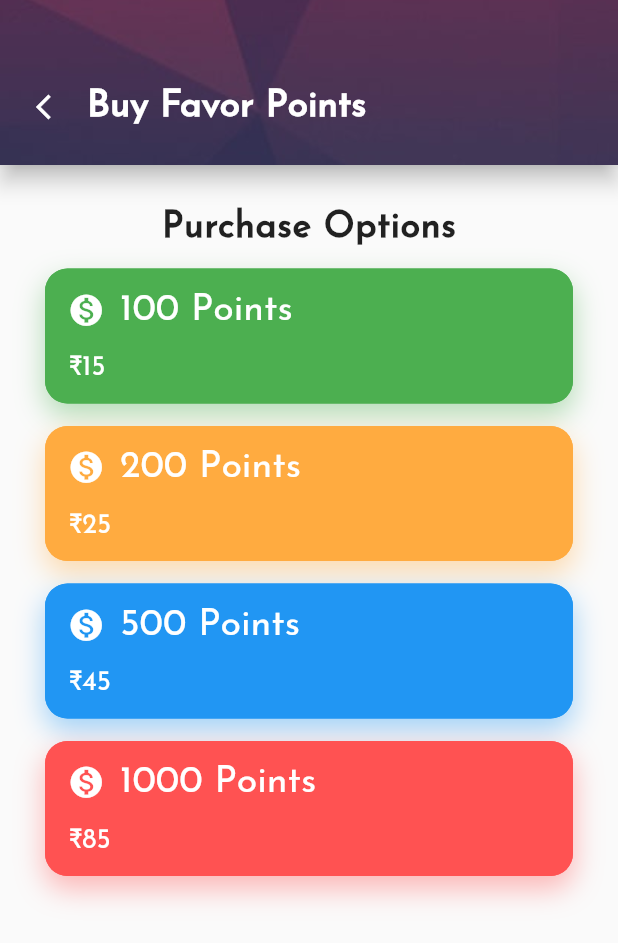
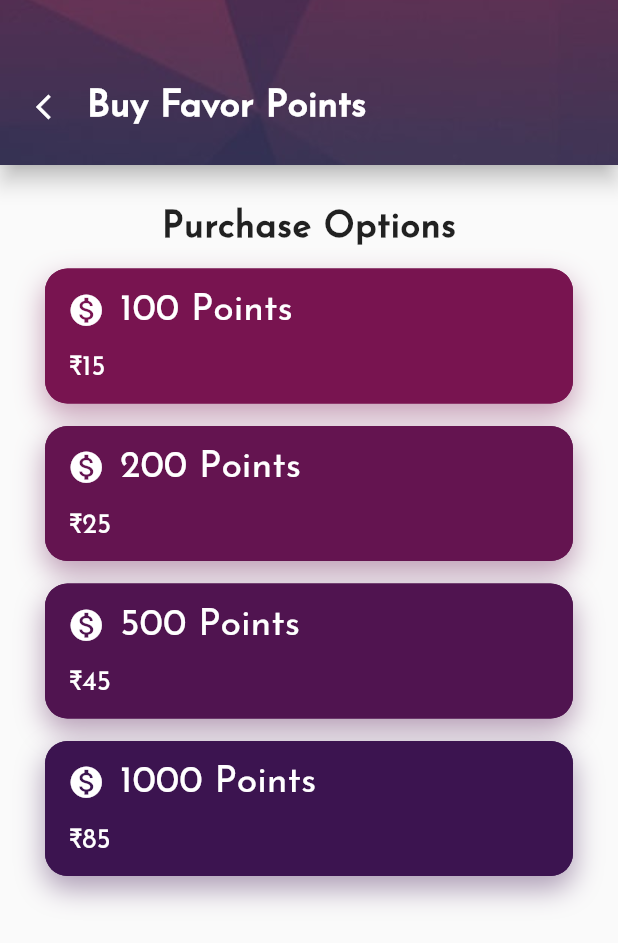
Before and after one commit to NamanShergill/favent, a Flutter app: the buypoints screen opened by its route, on a phone screen of 412 x 824 dp. Shown: the top 943 px of the screen. Run offline on Flutter 3.47's test engine with Material 2 defaults, Android fonts, the phone set to English and light mode, and no system bars; our stand-ins replace bubble_bottom_bar.

Commit message:
Fixed color pallete of a few pages

```diff
--- a/lib/pages/inapp_purchases/iap_favent.dart
+++ b/lib/pages/inapp_purchases/iap_favent.dart
@@ -1,5 +1,4 @@
 import 'package:flutter/material.dart';
-
 import 'package:flutter/material.dart';
 import 'package:favent/src/utils/screen_size.dart';
 import 'package:favent/Theme/colors.dart';
@@ -109,10 +108,10 @@ class _buypointsState extends State<buypoints> {
                     children: <Widget>[
                       Column(
                         children: <Widget>[
-                          colorCard('100 Points', '₹15','', context, Colors.green),
-                          colorCard('200 Points', '₹25','', context, Colors.orangeAccent),
-                          colorCard('500 Points', '₹45', '' , context, Colors.blue),
-                          colorCard('1000 Points', '₹85','', context, Colors.redAccent),
+                          colorCard('100 Points', '₹15','', context, theme2.shade300),
+                          colorCard('200 Points', '₹25','', context, theme2.shade200),
+                          colorCard('500 Points', '₹45', '' , context, theme2.shade100),
+                          colorCard('1000 Points', '₹85','', context, theme2.shade50),
                         ],
                       ),
                     ],
```
Also changed, not shown: lib/pages/favors/reqCategories.dart (+4 -4 lines).
